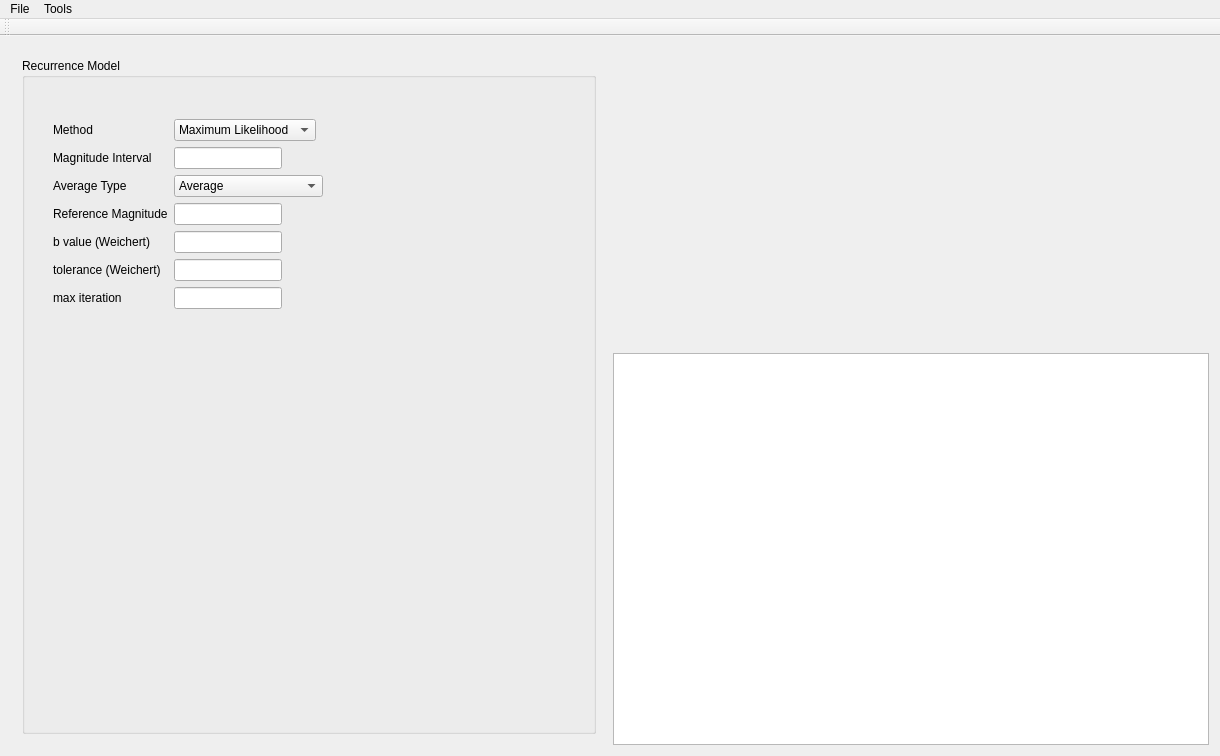
Above: hmtk_ui/hmtkwindow.ui from gem/oq-irmt-qgis before the change. Below: the same form after it.
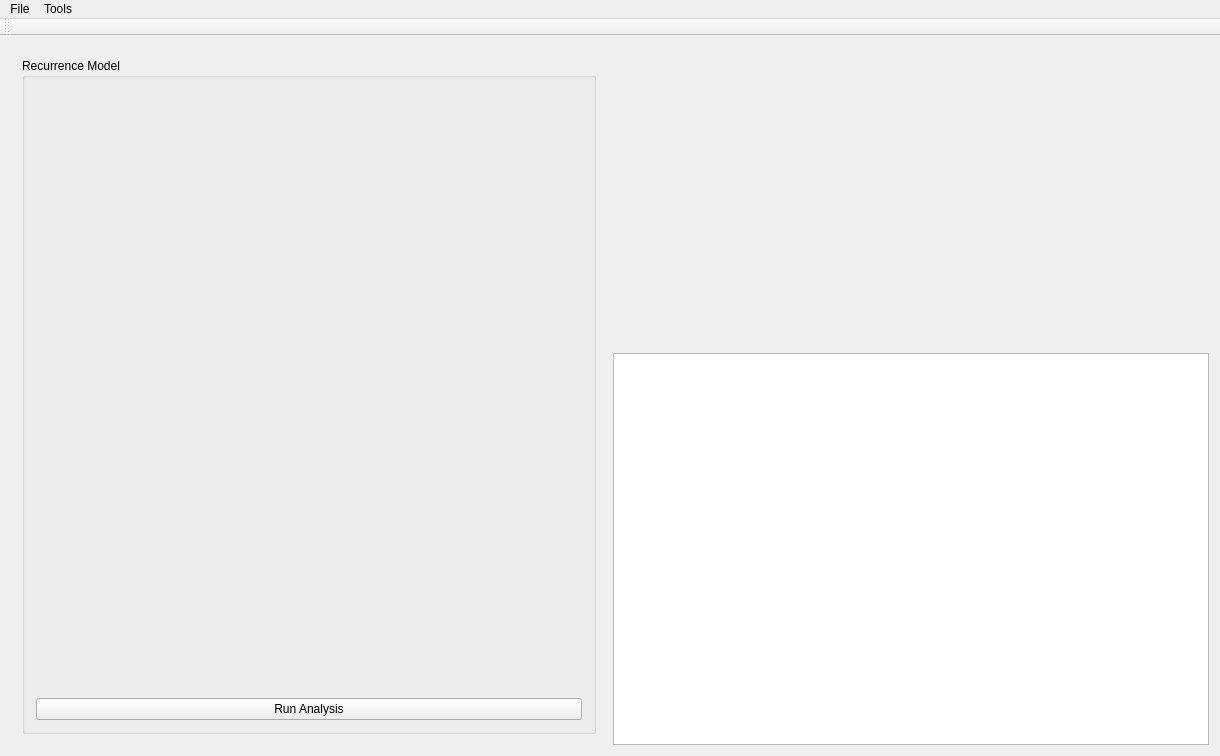
That is the form after the change. The open tabs and pages were chosen to show the change. Custom widgets are drawn as their Qt base class.

Patch:
```diff
--- a/hmtk_ui/hmtkwindow.ui
+++ b/hmtk_ui/hmtkwindow.ui
@@ -259,118 +259,37 @@
           <property name="title">
            <string>Recurrence Model</string>
           </property>
-          <widget class="QWidget" name="layoutWidget_3">
-           <property name="geometry">
-            <rect>
-             <x>20</x>
-             <y>50</y>
-             <width>328</width>
-             <height>250</height>
-            </rect>
-           </property>
-           <layout class="QFormLayout" name="recurrenceModelForm">
-            <property name="fieldGrowthPolicy">
-             <enum>QFormLayout::FieldsStayAtSizeHint</enum>
-            </property>
-            <item row="0" column="0">
-             <widget class="QLabel" name="recurrenceModelMethodLabel">
-              <property name="text">
-               <string>Method</string>
-              </property>
-             </widget>
-            </item>
-            <item row="0" column="1">
-             <widget class="QComboBox" name="recurrenceModelMethodInput">
-              <item>
-               <property name="text">
-                <string>Maximum Likelihood</string>
-               </property>
-              </item>
-              <item>
-               <property name="text">
-                <string>Kijko and Smit</string>
-               </property>
-              </item>
-              <item>
-               <property name="text">
-                <string>Weichert</string>
-               </property>
-              </item>
-             </widget>
-            </item>
-            <item row="1" column="0">
-             <widget class="QLabel" name="recurrenceModelMagnitudeIntervalLabel">
-              <property name="text">
-               <string>Magnitude Interval</string>
-              </property>
-             </widget>
-            </item>
-            <item row="1" column="1">
-             <widget class="QLineEdit" name="recurrenceModelMagnitudeIntervalInput"/>
-            </item>
-            <item row="2" column="0">
-             <widget class="QLabel" name="recurrenceModelAverageTypeLabel">
-              <property name="text">
-               <string>Average Type</string>
-              </property>
-             </widget>
-            </item>
-            <item row="2" column="1">
-             <widget class="QComboBox" name="recurrenceModelAverageTypeInput">
-              <item>
-               <property name="text">
-                <string>Average</string>
-               </property>
-              </item>
-              <item>
-               <property name="text">
-                <string>None (Kijko and Smit)</string>
-               </property>
-              </item>
-             </widget>
-            </item>
-            <item row="3" column="0">
-             <widget class="QLabel" name="recurrenceModelReferenceMagnitudeLabel">
-              <property name="text">
-               <string>Reference Magnitude</string>
-              </property>
-             </widget>
-            </item>
-            <item row="3" column="1">
-             <widget class="QLineEdit" name="recurrenceModelReferenceMagnitudeInput"/>
-            </item>
-            <item row="4" column="0">
-             <widget class="QLabel" name="recurrenceModelBValueInputLabel">
-              <property name="text">
-               <string>b value (Weichert)</string>
-              </property>
-             </widget>
-            </item>
-            <item row="4" column="1">
-             <widget class="QLineEdit" name="recurrenceModelBValueInput"/>
-            </item>
-            <item row="5" column="0">
-             <widget class="QLabel" name="recurrenceModelToleranceLabel">
-              <property name="text">
-               <string>tolerance (Weichert)</string>
-              </property>
-             </widget>
-            </item>
-            <item row="5" column="1">
-             <widget class="QLineEdit" name="recurrenceModelToleranceInput"/>
-            </item>
-            <item row="6" column="0">
-             <widget class="QLabel" name="recurrenceModelMaxIterationLabel">
-              <property name="text">
-               <string>max iteration</string>
-              </property>
-             </widget>
-            </item>
-            <item row="6" column="1">
-             <widget class="QLineEdit" name="recurrenceModelMaxIterationInput"/>
-            </item>
-           </layout>
-          </widget>
+          <layout class="QVBoxLayout" name="recurrenceModelFormLayout">
+           <item>
+            <widget class="FigureCanvasQTAggWidget" name="recurrenceModelChart" native="true">
+             <property name="sizePolicy">
+              <sizepolicy hsizetype="Expanding" vsizetype="Expanding">
+               <horstretch>0</horstretch>
+               <verstretch>0</verstretch>
+              </sizepolicy>
+             </property>
+             <property name="minimumSize">
+              <size>
+               <width>0</width>
+               <height>300</height>
+              </size>
+             </property>
+             <property name="maximumSize">
+              <size>
+               <width>16777215</width>
+               <height>16777215</height>
+              </size>
+             </property>
+            </widget>
+           </item>
+           <item>
+            <widget class="QPushButton" name="recurrenceModelButton">
+             <property name="text">
+              <string>Run Analysis</string>
+             </property>
+            </widget>
+           </item>
+          </layout>
          </widget>
         </item>
        </layout>
```
Left out of the diff: 342 changed lines with no effect on the pictures.
